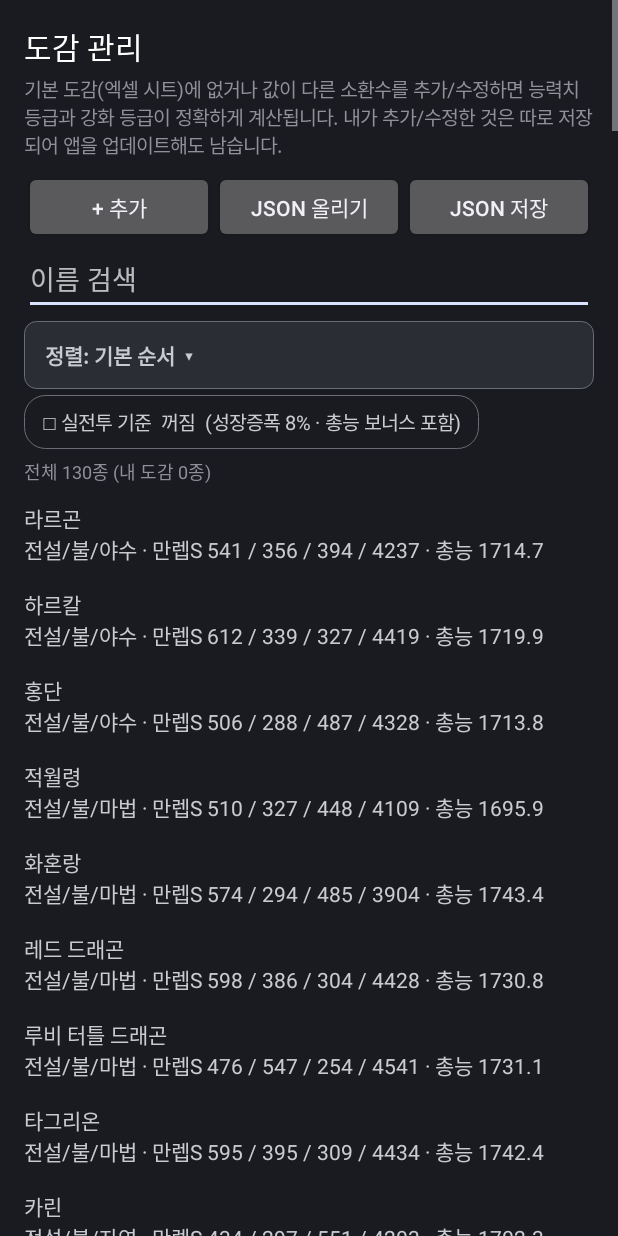
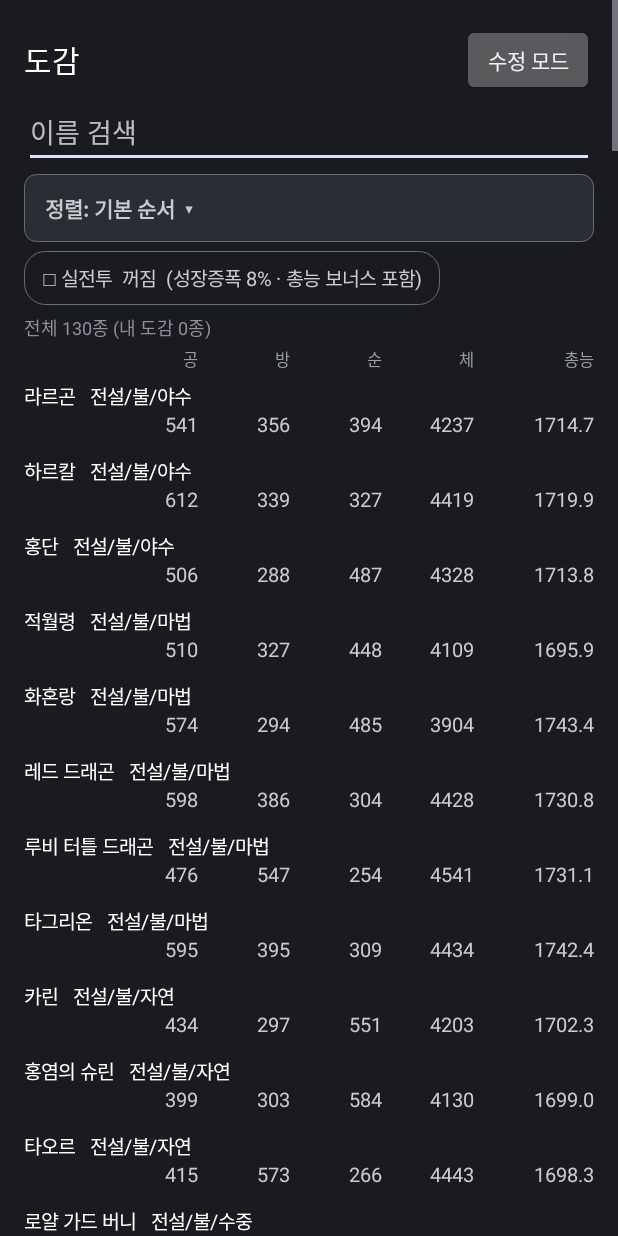
Before and after one commit to gyeongho-you/TM-calc, an Android app: the PetEditorActivity screen opened directly, with no data from a screen before it, on a phone screen of 412 x 824 dp. Run offline under Robolectric (Android 15) with nearby library versions, the phone set to English and light mode, and no system bars; pictures from the network do not load.

Commit message:
도감: 보기 모드(공·방·순·체·총능 표, 정렬, 실전투 환산값)와 수정 모드(추가·JSON·고치기) 분리, 실전투는 '보너스 ×' 대신 능력치 × 총능 보너스 값으로, 폰/PC 1.5.5
Co-Authored-By: Claude Opus 5.5 <noreply@anthropic.com>

```diff
--- a/app/build.gradle.kts
+++ b/app/build.gradle.kts
@@ -19,8 +19,8 @@ android {
         applicationId = "net.g1project.tmcalc"
         minSdk = 30
         targetSdk = 35
-        versionCode = 20
-        versionName = "1.5.4"
+        versionCode = 21
+        versionName = "1.5.5"
     }
 
     signingConfigs {
--- a/app/src/main/java/net/g1project/tmcalc/MainActivity.kt
+++ b/app/src/main/java/net/g1project/tmcalc/MainActivity.kt
@@ -162,7 +162,7 @@ class MainActivity : Activity() {
     private fun openMenu() {
         AlertDialog.Builder(this)
             .setTitle("메뉴")
-            .setItems(arrayOf("도감 관리 (추가/수정)", "성장률로 추정", "성장증폭 설정", "저장 목록 내보내기 / 올리기")) { _, which ->
+            .setItems(arrayOf("도감 (보기 / 수정)", "성장률로 추정", "성장증폭 설정", "저장 목록 내보내기 / 올리기")) { _, which ->
                 when (which) {
                     0 -> startActivity(Intent(this, PetEditorActivity::class.java))
                     1 -> openEstimate()
--- a/app/src/main/java/net/g1project/tmcalc/PetEditorActivity.kt
+++ b/app/src/main/java/net/g1project/tmcalc/PetEditorActivity.kt
@@ -33,29 +33,50 @@ class PetEditorActivity : Activity() {
     private var realSort = false
     private val dp get() = resources.displayMetrics.density
 
+    /** 처음엔 보기 모드(정렬·실전투), [수정 모드]에서 추가·JSON·고치기 */
+    private var editMode = false
+    private lateinit var modeBtn: Button
+    private lateinit var editBox: LinearLayout
+    private lateinit var viewBox: LinearLayout
+
     override fun onCreate(savedInstanceState: Bundle?) {
         super.onCreate(savedInstanceState)
         val root = LinearLayout(this).apply {
             orientation = LinearLayout.VERTICAL
             setPadding(px(16), px(16), px(16), px(16))
         }
-        root.addView(TextView(this).apply {
-            text = "도감 관리"
+        // 제목 + 모드 전환
+        modeBtn = button("수정 모드") { setEditMode(!editMode) }
+        root.addView(LinearLayout(this).apply {
+            orientation = LinearLayout.HORIZONTAL
+            gravity = android.view.Gravity.CENTER_VERTICAL
+            addView(TextView(this@PetEditorActivity).apply {
+                text = "도감"
                 textSize = 20f
                 setTextColor(Color.WHITE)
+            }, weight())
+            addView(modeBtn)
         })
-        root.addView(TextView(this).apply {
-            text = "기본 도감(엑셀 시트)에 없거나 값이 다른 소환수를 추가/수정하면 능력치 등급과 강화 등급이 정확하게 계산됩니다. " +
-                "내가 추가/수정한 것은 따로 저장되어 앱을 업데이트해도 남습니다."
+
+        // 수정 모드에서만: 설명 + 추가 / JSON 올리기 / JSON 저장
+        editBox = LinearLayout(this).apply {
+            orientation = LinearLayout.VERTICAL
+            addView(TextView(this@PetEditorActivity).apply {
+                text = "기본 도감에 없거나 값이 다른 소환수를 추가/수정하면 능력치 등급과 강화 예상이 정확해집니다. " +
+                    "내가 추가/수정한 것은 따로 저장되어 앱을 업데이트해도 남습니다. 소환수를 누르면 고칠 수 있습니다."
                 textSize = 13f
                 setPadding(0, px(4), 0, px(8))
             })
-        root.addView(LinearLayout(this).apply {
+            addView(LinearLayout(this@PetEditorActivity).apply {
                 orientation = LinearLayout.HORIZONTAL
                 addView(button("+ 추가") { edit(null, null, null) }, weight())
                 addView(button("JSON 올리기") { importFile() }, weight())
                 addView(button("JSON 저장") { exportFile() }, weight())
             })
+        }
+        root.addView(editBox)
+
+        // 검색은 두 모드 다
         search = EditText(this).apply {
             hint = "이름 검색"
             setSingleLine()
@@ -66,9 +87,11 @@ class PetEditorActivity : Activity() {
             })
         }
         root.addView(search)
-        // 정렬: 기본 / 총능·공격·방어·속도·체력 높은순·낮은순 (도감 만렙S 기준)
-        // 고른 정렬이 잘 보이게: 흰 글자 + 테두리 상자 (기본 모양은 배경과 색이 같아 안 보였다)
-        root.addView(android.widget.Spinner(this).apply {
+
+        // 보기 모드에서만: 정렬 + 실전투
+        viewBox = LinearLayout(this).apply { orientation = LinearLayout.VERTICAL }
+        // 고른 정렬이 잘 보이게: 테두리 상자 + 고른 정렬은 파란 굵은 글자
+        viewBox.addView(android.widget.Spinner(this).apply {
             background = android.graphics.drawable.GradientDrawable().apply {
                 cornerRadius = px(8).toFloat()
                 setColor(Color.parseColor("#2A2D33"))
@@ -92,11 +115,11 @@ class PetEditorActivity : Activity() {
                 override fun onNothingSelected(p: android.widget.AdapterView<*>?) {}
             }
         }, LinearLayout.LayoutParams(-1, -2).apply { topMargin = px(4) })
-        // 실전투 기준: 잘 보이게 켜짐/꺼짐 글자 + 파란 테두리 (강화표의 '최저치로 보기'와 같은 모양)
-        root.addView(TextView(this).apply {
+        // 실전투: 켜면 능력치 아래에 실전투 환산값(능력치 × 총능 보너스), 정렬도 그 값으로
+        viewBox.addView(TextView(this).apply {
             val blue = Color.parseColor("#4FC3F7")
             fun paint() {
-                text = (if (realSort) "■ " else "□ ") + "실전투 기준  " + (if (realSort) "켜짐" else "꺼짐") +
+                text = (if (realSort) "■ " else "□ ") + "실전투  " + (if (realSort) "켜짐" else "꺼짐") +
                     "  (성장증폭 ${AppPrefs.pctText(AppPrefs.growthAmp(this@PetEditorActivity))}% · 총능 보너스 포함)"
                 setTextColor(if (realSort) blue else Color.parseColor("#C9CBD0"))
                 background = android.graphics.drawable.GradientDrawable().apply {
@@ -108,7 +131,9 @@ class PetEditorActivity : Activity() {
             setPadding(px(12), px(8), px(12), px(8))
             paint()
             setOnClickListener { realSort = !realSort; paint(); refresh() }
-        }, LinearLayout.LayoutParams(-2, -2).apply { topMargin = px(4); bottomMargin = px(2) })
+        }, LinearLayout.LayoutParams(-2, -2).apply { topMargin = px(6); bottomMargin = px(2) })
+        root.addView(viewBox)
+
         countView = TextView(this).apply { textSize = 12f; setPadding(0, px(4), 0, px(4)) }
         root.addView(countView)
         list = LinearLayout(this).apply { orientation = LinearLayout.VERTICAL }
@@ -127,8 +152,16 @@ class PetEditorActivity : Activity() {
             }
         }
         setContentView(scroll)
+        setEditMode(false)
+        if (savedInstanceState == null) openFromIntent(intent)
+    }
+
+    private fun setEditMode(on: Boolean) {
+        editMode = on
+        modeBtn.text = if (on) "보기 모드로" else "수정 모드"
+        editBox.visibility = if (on) android.view.View.VISIBLE else android.view.View.GONE
+        viewBox.visibility = if (on) android.view.View.GONE else android.view.View.VISIBLE
         refresh()
-        if (savedInstanceState == null) openFromIntent(intent)
     }
 
     override fun onNewIntent(intent: Intent) {
@@ -136,8 +169,10 @@ class PetEditorActivity : Activity() {
         openFromIntent(intent)
     }
 
+    /** 계산 레이어의 [도감에 추가/수정]으로 열면 바로 수정 모드 + 편집 창 */
     private fun openFromIntent(i: Intent) {
         val name = i.getStringExtra(EXTRA_NAME) ?: return
+        if (!editMode) setEditMode(true)
         val existing = PetStore.load(this).find(name)
         edit(existing, name, PetDraft(i.getIntArrayExtra(EXTRA_MAXS), i.getIntArrayExtra(EXTRA_INIT), i.getDoubleArrayExtra(EXTRA_GROWTH),
             i.getStringExtra(EXTRA_GRADE), i.getStringExtra(EXTRA_ELEMENT), i.getStringExtra(EXTRA_TYPE), i.getStringExtra(EXTRA_NOTE)))
@@ -148,12 +183,14 @@ class PetEditorActivity : Activity() {
         val mine = PetStore.user(this).map { PetDb.key(it.name) }.toSet()
         val all = PetStore.load(this).pets
         val q = PetDb.key(search.text.toString())
-        // 내 도감을 먼저, 그다음 기본 도감 순서
         val filtered = all.filter { q.isEmpty() || PetDb.key(it.name).contains(q) }
-        // 기본 순서면 내 도감을 먼저, 그다음 기본 도감. 정렬을 고르면 그 값 순서
-        val shown = if (sort == PetSort.DEFAULT) filtered.sortedBy { if (PetDb.key(it.name) in mine) 0 else 1 } else sort.sort(filtered, if (realSort) AppPrefs.growthAmp(this) else null)
+        val amp = AppPrefs.growthAmp(this)
+        // 수정 모드나 기본 순서면 내 도감을 먼저, 그다음 기본 도감. 보기 모드에서 정렬을 고르면 그 값 순서
+        val shown = if (editMode || sort == PetSort.DEFAULT) filtered.sortedBy { if (PetDb.key(it.name) in mine) 0 else 1 }
+            else sort.sort(filtered, if (realSort) amp else null)
         countView.text = "전체 ${all.size}종 (내 도감 ${mine.size}종)" + if (q.isNotEmpty()) " · 검색 ${shown.size}종" else ""
         list.removeAllViews()
+        if (!editMode) list.addView(statRow("", listOf("공", "방", "순", "체", "총능"), Color.parseColor("#9A9DA3"), 11f))
         for (p in shown) {
             val k = PetDb.key(p.name)
             val tag = when {
@@ -161,18 +198,46 @@ class PetEditorActivity : Activity() {
                 k in builtIn -> "  [수정함]"
                 else -> "  [추가함]"
             }
+            val tags = listOf(p.grade, p.element, p.type).filter { it.isNotBlank() }.joinToString("/")
+            if (editMode) {
                 list.addView(TextView(this).apply {
-                // 실전투 기준이면 이름 옆에 그 종의 총능 보너스 배율
-                text = "${p.name}$tag" +
-                    (if (realSort) "  보너스 ×" + String.format(java.util.Locale.US, "%.2f", PetSort.realBonus(p, AppPrefs.growthAmp(this@PetEditorActivity))) else "") + "\n" +
-                    listOf(p.grade, p.element, p.type).filter { it.isNotBlank() }.joinToString("/")
-                        .let { if (it.isEmpty()) "" else "$it · " } +
-                    "만렙S ${p.maxS.joinToString(" / ")} · 총능 ${String.format(java.util.Locale.US, "%.1f", Calculator.abilityScore(p.maxS))}"
+                    text = "${p.name}$tag\n" + (if (tags.isEmpty()) "" else "$tags · ") + "만렙S ${p.maxS.joinToString(" / ")}"
                     textSize = 14f
                     setTextColor(if (tag.isEmpty()) Color.parseColor("#C9CBD0") else Color.parseColor("#F2B84B"))
                     setPadding(0, px(8), 0, px(8))
                     setOnClickListener { edit(p, null, null) }
                 })
+            } else {
+                // 보기 모드: 이름 줄 + 공·방·순·체·총능 칸 (실전투를 켜면 그 아래에 실전투 환산값)
+                list.addView(LinearLayout(this).apply {
+                    orientation = LinearLayout.VERTICAL
+                    setPadding(0, px(6), 0, px(6))
+                    addView(TextView(this@PetEditorActivity).apply {
+                        text = p.name + tag + (if (tags.isEmpty()) "" else "   $tags")
+                        textSize = 13f
+                        setTextColor(if (tag.isEmpty()) Color.WHITE else Color.parseColor("#F2B84B"))
+                    })
+                    val score = String.format(java.util.Locale.US, "%.1f", Calculator.abilityScore(p.maxS))
+                    addView(statRow("", p.maxS.map { "$it" } + score, Color.parseColor("#C9CBD0"), 13f))
+                    if (realSort) {
+                        val bonus = PetSort.realBonus(p, amp)
+                        addView(statRow("실전투", p.maxS.map { Math.round(it * bonus).toString() } + "", Color.parseColor("#4FC3F7"), 12f))
+                    }
+                })
+            }
+        }
+    }
+
+    /** 공·방·순·체·총능 칸 (칸 너비가 같아 줄끼리 위아래로 맞는다). [label] 은 맨 앞 작은 글자 */
+    private fun statRow(label: String, cells: List<String>, color: Int, size: Float) = LinearLayout(this).apply {
+        orientation = LinearLayout.HORIZONTAL
+        addView(TextView(this@PetEditorActivity).apply { text = label; textSize = 10f; setTextColor(Color.parseColor("#4FC3F7")) },
+            LinearLayout.LayoutParams(0, -2, 0.9f))
+        cells.forEachIndexed { i, c ->
+            addView(TextView(this@PetEditorActivity).apply {
+                text = c; textSize = size; setTextColor(color)
+                gravity = android.view.Gravity.END
+            }, LinearLayout.LayoutParams(0, -2, if (i == 4) 1.3f else 1f))
         }
     }
 
--- a/desktop/build.gradle.kts
+++ b/desktop/build.gradle.kts
@@ -27,7 +27,7 @@ val copyPets by tasks.registering(Copy::class) {
     into(layout.buildDirectory.dir("shared-res"))
 }
 // 설치 파일 버전 (MSI 라 올리기만 해야 한다). 창 오른쪽 아래에 보이도록 리소스로도 넣는다
-val appVersion = "1.5.4"
+val appVersion = "1.5.5"
 val versionRes = layout.buildDirectory.dir("version-res")
 val writeVersion by tasks.registering {
     inputs.property("v", appVersion)
--- a/desktop/src/main/kotlin/net/g1project/tmcalc/desktop/MainWindow.kt
+++ b/desktop/src/main/kotlin/net/g1project/tmcalc/desktop/MainWindow.kt
@@ -737,7 +737,7 @@ class MainWindow(
 
     private fun menu() = JMenuBar().apply {
         add(JMenu("도감").apply {
-            add(JMenuItem("도감 관리 (추가/수정, JSON 저장/올리기)").apply { addActionListener { openPetEditor(fromScan = false) } })
+            add(JMenuItem("도감 보기 / 수정 (추가, JSON 저장/올리기)").apply { addActionListener { openPetEditor(fromScan = false) } })
             add(JMenuItem("성장률로 추정…").apply { addActionListener { showEstimateDialog() } })
             add(JMenuItem("내 도감 폴더 열기").apply { addActionListener { pets.dir.mkdirs(); Desktop.getDesktop().open(pets.dir) } })
         })
```
Also changed, not shown: desktop/src/main/kotlin/net/g1project/tmcalc/desktop/PetEditorDialog.kt (+57 -15 lines), 2 other files. Lines whose indentation alone changed are shown as unchanged.
